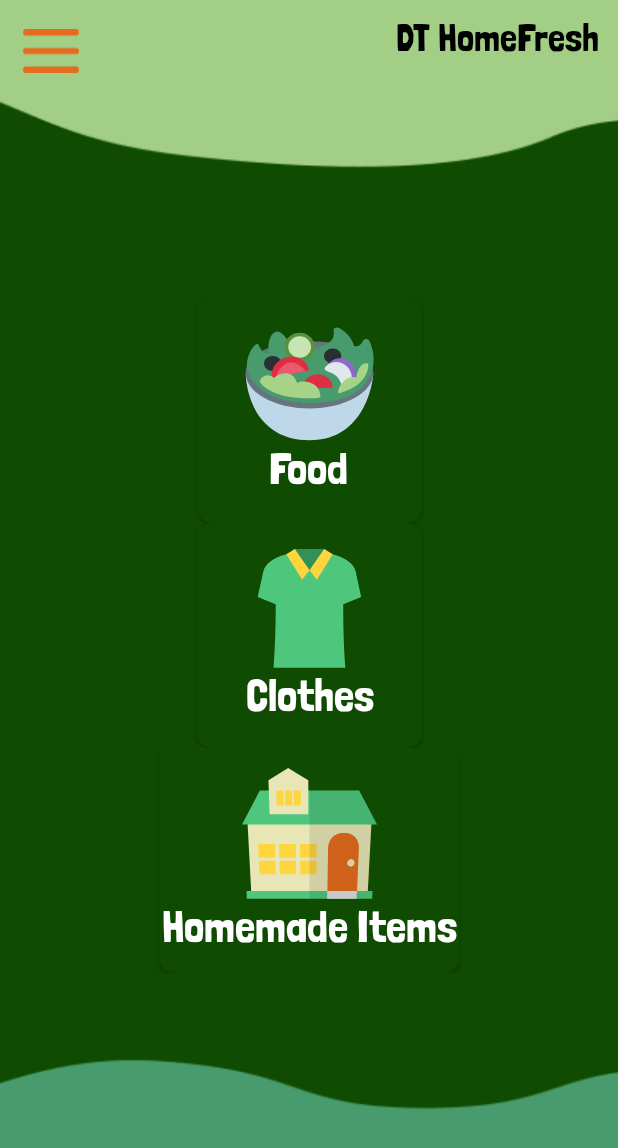
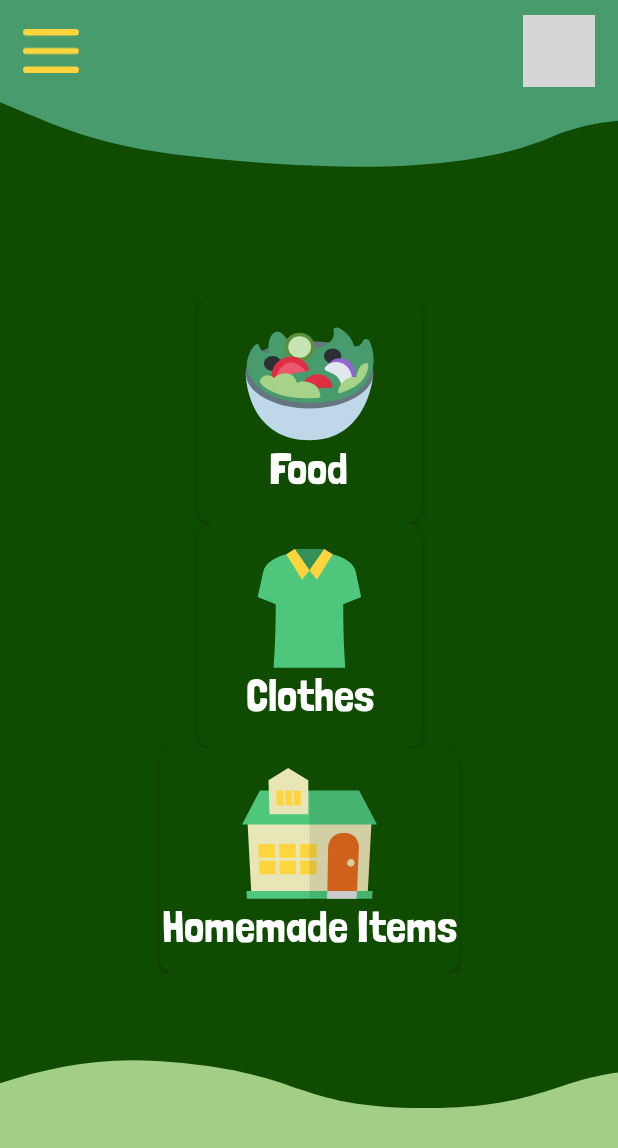
Before and after one commit to thomas1o/DTHomeFresh, an Android app: the CategoriesFragment screen opened through its navigation route, on a phone screen of 412 x 824 dp. Shown: the top 1148 px of the screen. Run offline under Robolectric (Android 15) with nearby library versions, the phone set to English and light mode, and no system bars; our stand-ins replace Firebase (no records; nobody signed in at launch, a user with empty details on screens opened directly), data binding; grey boxes are pictures that could not be loaded.

Commit message:
Updated homescreen

```diff
--- a/app/src/main/java/com/example/dthomefresh/categories/CategoriesFragment.kt
+++ b/app/src/main/java/com/example/dthomefresh/categories/CategoriesFragment.kt
@@ -12,10 +12,23 @@ import androidx.databinding.DataBindingUtil
 import androidx.navigation.Navigation
 import com.example.dthomefresh.R
 import com.example.dthomefresh.databinding.FragmentCategoriesBinding
+import com.google.firebase.Firebase
+import com.google.firebase.auth.FirebaseAuth
+import com.google.firebase.auth.auth
 
 class CategoriesFragment : Fragment() {
 
     private var optionSelected: Int = -1
+    private lateinit var auth: FirebaseAuth
+    private var loggedIn: Boolean = false
+
+    public override fun onStart() {
+        super.onStart()
+        val currentUser = auth.currentUser
+        if (currentUser != null) {
+            loggedIn = true
+        }
+    }
     override fun onCreateView(
         inflater: LayoutInflater, container: ViewGroup?,
         savedInstanceState: Bundle?
@@ -23,6 +36,9 @@ class CategoriesFragment : Fragment() {
         val binding: FragmentCategoriesBinding = DataBindingUtil.inflate(
             inflater, R.layout.fragment_categories, container, false
         )
+
+        auth = Firebase.auth
+
         val vibrator = activity?.getSystemService(Context.VIBRATOR_SERVICE) as Vibrator
 
         binding.cardView1.setOnClickListener {
@@ -47,6 +63,13 @@ class CategoriesFragment : Fragment() {
             Toast.makeText(context, "Menu Button Pressed", Toast.LENGTH_SHORT).show();
         }
 
+        binding.profileButton.setOnClickListener {
+            if(loggedIn)
+                Navigation.findNavController(requireView()).navigate(R.id.action_categoriesFragment_to_profileFragment)
+            else
+                Navigation.findNavController(requireView()).navigate(R.id.action_categoriesFragment_to_loginFragment)
+        }
+
         return binding.root
     }
     private fun assignOptionValue(number: Int) {
--- /dev/null
+++ b/app/src/main/res/drawable/categories_page_bg.xml
@@ -0,0 +1,19 @@
+<vector xmlns:android="http://schemas.android.com/apk/res/android"
+    android:width="390dp"
+    android:height="844dp"
+    android:viewportWidth="390"
+    android:viewportHeight="844">
+  <group>
+    <clip-path
+        android:pathData="M0,0h390v844h-390z"/>
+    <path
+        android:pathData="M0,0h390v844h-390z"
+        android:fillColor="#0F4B00"/>
+    <path
+        android:pathData="M-288.12,-120.45C-301.87,-121.12 -268.39,-102.22 -253.74,-77.79C-239.09,-53.36 -234.82,-31.21 -200.63,-3.22C-166.44,24.77 -80.24,41.43 -28.99,58.51C22.25,75.59 41.18,97.29 121.09,106.74C201.01,116.19 291.72,119.91 348.01,93.49C404.3,67.06 459.04,97.3 523.68,63.14C588.33,28.98 642.76,-104.73 707.61,-124.2C546.36,-109.01 447.1,-169.54 347.89,-180.27C248.69,-191 259.65,-157.14 169.37,-156.41C79.09,-155.69 92.5,-181.9 -4.09,-188.54C-116.03,-196.21 -180.35,-115.14 -288.12,-120.45Z"
+        android:fillColor="#489B6D"/>
+    <path
+        android:pathData="M-185.12,792.55C-198.87,791.88 -165.39,810.78 -150.74,835.21C-136.09,859.64 -131.82,881.79 -97.63,909.78C-63.44,937.77 22.76,954.43 74.01,971.51C125.25,988.59 144.18,1010.29 224.09,1019.74C304.01,1029.19 394.72,1032.91 451.01,1006.49C507.3,980.06 562.04,1010.3 626.68,976.14C691.33,941.98 745.76,808.27 810.61,788.8C649.36,803.99 550.09,743.46 450.89,732.73C351.69,722 362.65,755.86 272.37,756.59C182.09,757.31 195.51,731.09 98.91,724.46C-13.03,716.79 -77.35,797.86 -185.12,792.55Z"
+        android:fillColor="#A2CE86"/>
+  </group>
+</vector>
--- a/app/src/main/res/drawable/menu_icon.xml
+++ b/app/src/main/res/drawable/menu_icon.xml
@@ -8,6 +8,6 @@
       android:strokeLineJoin="round"
       android:strokeWidth="2"
       android:fillColor="#00000000"
-      android:strokeColor="#E56C1E"
+      android:strokeColor="#FFD53E"
       android:strokeLineCap="round"/>
 </vector>
--- a/app/src/main/res/layout/fragment_categories.xml
+++ b/app/src/main/res/layout/fragment_categories.xml
@@ -32,17 +32,21 @@
                 app:layout_constraintStart_toStartOf="parent"
                 app:layout_constraintTop_toTopOf="parent" />
 
-            <TextView
-                android:id="@+id/textView"
-                android:layout_width="wrap_content"
-                android:layout_height="wrap_content"
-                android:layout_marginEnd="2dp"
-                android:fontFamily="@font/londrina_solid_regular"
-                android:text="@string/dt_homefresh"
-                android:textColor="@color/black"
-                android:textSize="25sp"
+            <ImageButton
+                android:id="@+id/profile_button"
+                android:layout_width="48dp"
+                android:layout_height="48dp"
+                android:layout_marginEnd="5dp"
+                android:background="@android:color/transparent"
+                android:clickable="true"
+                android:contentDescription="@string/profile_button"
+                android:focusable="true"
+                android:foreground="?selectableItemBackground"
+                android:padding="5dp"
+                android:scaleType="fitCenter"
+                android:src="@drawable/profile_icon"
                 app:layout_constraintEnd_toEndOf="parent"
-                app:layout_constraintTop_toTopOf="@+id/menu_button" />
+                app:layout_constraintTop_toTopOf="parent" />
 
         </androidx.constraintlayout.widget.ConstraintLayout>
 
--- a/app/src/main/res/navigation/main_navigation.xml
+++ b/app/src/main/res/navigation/main_navigation.xml
@@ -4,6 +4,8 @@
     xmlns:tools="http://schemas.android.com/tools"
     android:id="@+id/main_navigation"
     app:startDestination="@id/onboardingFragment">
+
+<!--    TODO- fix a bug navigation from the home page and pop behavior-->
 
     <fragment
         android:id="@+id/onboardingFragment"
@@ -22,6 +24,13 @@
         <action
             android:id="@+id/action_categoriesFragment_to_sellersFragment"
             app:destination="@id/sellersFragment" />
+        <action
+            android:id="@+id/action_categoriesFragment_to_loginFragment"
+            app:destination="@id/loginFragment"
+            app:popUpTo="@id/categoriesFragment" />
+        <action
+            android:id="@+id/action_categoriesFragment_to_profileFragment"
+            app:destination="@id/profileFragment" />
     </fragment>
     <fragment
         android:id="@+id/sellersFragment"
```
Also changed, not shown: app/src/main/res/drawable/categories_page_bg.png (deleted).
